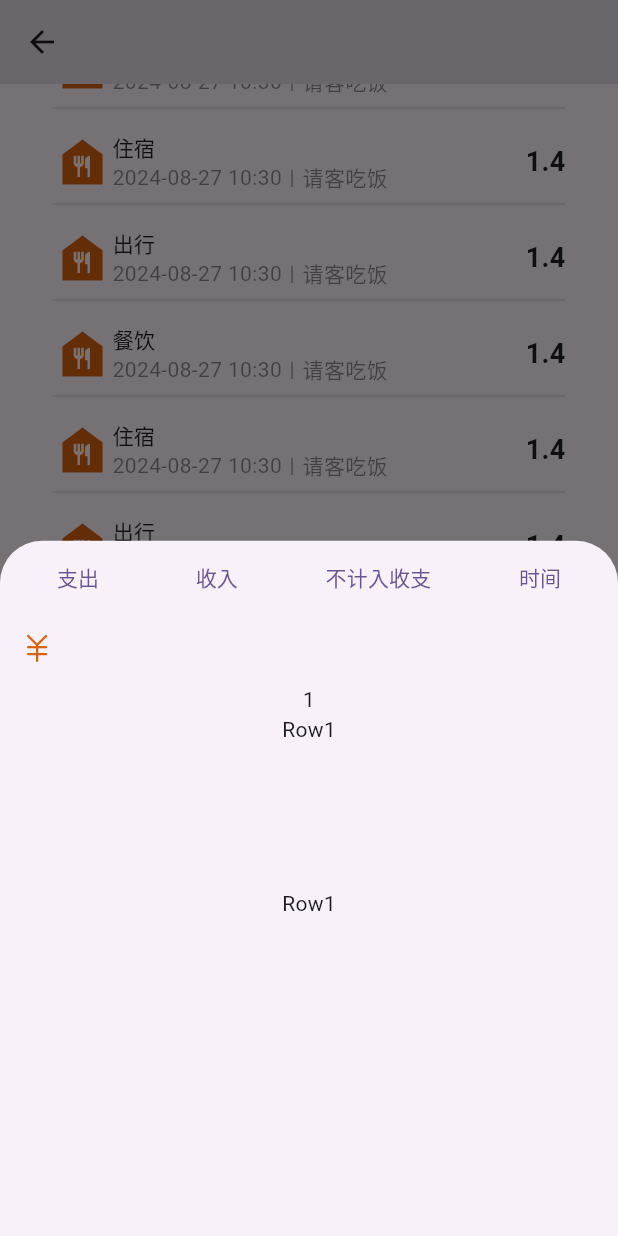
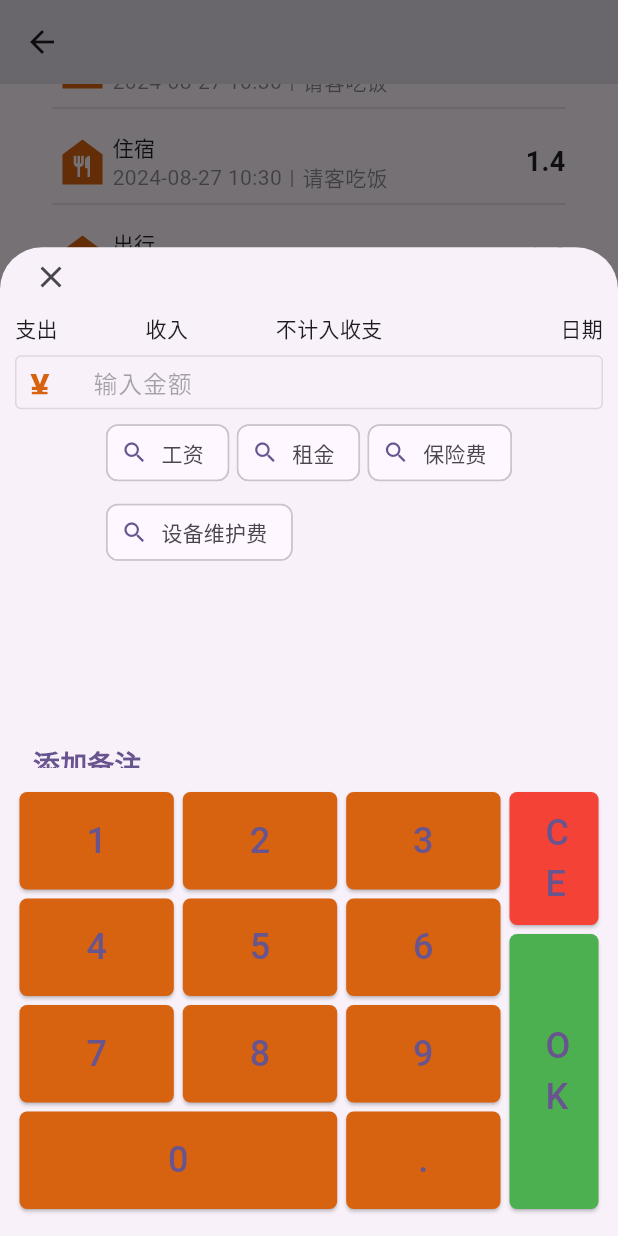
Before and after one commit to MrZhangsun/flutter-valuable, a Flutter app: the CreateBusinssPage screen opened directly with empty values, scrolled down 244 dp, after a tap on "添加", on a phone screen of 412 x 824 dp. Run offline on Flutter 3.47's test engine with Material 3 defaults, Android fonts, the phone set to English and light mode, and no system bars; our stand-ins replace drift, drift_sqflite, logger; accounts and stored records are empty; generated files the repository leaves out were written again.

Commit message:
添加备注

```diff
--- a/lib/features/keyboard.dart
+++ b/lib/features/keyboard.dart
@@ -4,9 +4,6 @@ import 'package:logger/logger.dart';
 
 final _logger = Logger();
 
-void main() {
-  runApp(const MaterialApp(home: NumericKeypad()));
-}
 
 class NumericKeypad extends StatefulWidget {
   const NumericKeypad({super.key});
@@ -16,11 +13,13 @@ class NumericKeypad extends StatefulWidget {
 }
 
 class _NumericKeypadState extends State<NumericKeypad> {
+
   final TextEditingController _controller = TextEditingController();
   final TextEditingController _remarkController = TextEditingController();
 
   static const String ok = 'OK';
   static const String clear = 'CE';
+
   int? _value = 1;
 
   final List<CostCategory> _categories = [
@@ -79,23 +78,22 @@ class _NumericKeypadState extends State<NumericKeypad> {
 
   @override
   Widget build(BuildContext context) {
-    return Scaffold(
-        appBar: AppBar(title: const Text('Numeric Keypad')),
-        body: Padding(
-            padding: const EdgeInsets.all(10),
+    return Center(child: Padding(
+            padding: const EdgeInsets.fromLTRB(10, 0, 10, 15),
             child: Column(
               mainAxisAlignment: MainAxisAlignment.spaceBetween,
               children: [
-                const Expanded(flex: 5, child: Text("data")),
-                const Expanded(
+                Expanded(
                     flex: 1,
                     child: Align(
                         alignment: Alignment.bottomLeft,
-                        child: Icon(Icons.close))),
+                        child: IconButton(onPressed: (){
+                          Navigator.of(context).pop();
+                        }, icon: const Icon(Icons.close)))),
                 const Expanded(
                   flex: 1,
                   child: Row(
-                    mainAxisAlignment: MainAxisAlignment.spaceBetween,
+                    mainAxisAlignment: MainAxisAlignment.start,
                     children: [
                       Expanded(
                           flex: 5,
@@ -154,55 +152,43 @@ class _NumericKeypadState extends State<NumericKeypad> {
                     flex: 1,
                     child: Padding(
                       padding: const EdgeInsets.fromLTRB(0, 0, 0, 5),
-                      child: TextField(
-                        controller: _remarkController,
-                        decoration: const InputDecoration(
-                            labelText: '备注', border: OutlineInputBorder()),
-                        enabled: true,
-                      ),
+                      child: _buildNoteButton(),
                     )),
-                Expanded(
-                    flex: 6,
+                SizedBox(
+                    height: 284,
                     child: Row(
+                      mainAxisAlignment: MainAxisAlignment.spaceAround,
                       children: [
                         Expanded(
-                            flex: 3,
+                            flex: 5,
                             child: Column(
                               mainAxisAlignment: MainAxisAlignment.spaceBetween,
                               children: [
                                 Row(
-                                  mainAxisAlignment:
-                                      MainAxisAlignment.spaceEvenly,
                                   children: [
-                                    _buildButton('1', 1, 55, 60),
-                                    _buildButton('2', 1, 55, 60),
-                                    _buildButton('3', 1, 55, 60),
+                                    _buildButton('1', 1, 65, 90),
+                                    _buildButton('2', 1, 65, 90),
+                                    _buildButton('3', 1, 65, 90),
                                   ],
                                 ),
                                 Row(
-                                  mainAxisAlignment:
-                                      MainAxisAlignment.spaceBetween,
                                   children: [
-                                    _buildButton('4', 1, 55, 90),
-                                    _buildButton('5', 1, 55, 90),
-                                    _buildButton('6', 1, 55, 90),
+                                    _buildButton('4', 1, 65, 90),
+                                    _buildButton('5', 1, 65, 90),
+                                    _buildButton('6', 1, 65, 90),
                                   ],
                                 ),
                                 Row(
-                                  mainAxisAlignment:
-                                      MainAxisAlignment.spaceBetween,
                                   children: [
-                                    _buildButton('7', 1, 55, 90),
-                                    _buildButton('8', 1, 55, 90),
-                                    _buildButton('9', 1, 55, 90),
+                                    _buildButton('7', 1, 65, 90),
+                                    _buildButton('8', 1, 65, 90),
+                                    _buildButton('9', 1, 65, 90),
                                   ],
                                 ),
                                 Row(
-                                  mainAxisAlignment:
-                                      MainAxisAlignment.spaceBetween,
                                   children: [
-                                    _buildButton('0', 2, 55, 90),
-                                    _buildButton('.', 1, 55, 90),
+                                    _buildButton('0', 2, 65, 90),
+                                    _buildButton('.', 1, 65, 90),
                                   ],
                                 )
                               ],
@@ -211,14 +197,56 @@ class _NumericKeypadState extends State<NumericKeypad> {
                             flex: 1,
                             child: Column(
                               children: [
-                                _buildButton(clear, 1, 55, 90),
-                                _buildButton(ok, 2, 55, 90),
+                                _buildButton(clear, 1, 55, 100),
+                                _buildButton(ok, 2, 55, 100),
                               ],
                             ))
                       ],
-                    )),
+                    ))
               ],
-            )));
+            )),);
+  }
+
+  Widget _buildNoteButton() {
+      _logger.i("添加备注");
+    if(_remarkController.text.isEmpty) {
+      return Row(
+          mainAxisAlignment: MainAxisAlignment.start,
+        children: [
+            TextButton(onPressed: (){
+              _showAddNoteDialog();
+              },
+              child: const Align(alignment: Alignment.bottomLeft,
+                child: Text("添加备注", style: TextStyle(fontSize: 18, fontWeight: FontWeight.bold),),)),
+            Text(_remarkController.text, style: const TextStyle(fontSize: 16)),
+          ],);
+    }
+
+    return Row(
+      mainAxisAlignment: MainAxisAlignment.start,
+      children: [
+      Text(_remarkController.text, style: const TextStyle(fontSize: 16)),
+      TextButton(onPressed: (){
+            _showAddNoteDialog();
+          }, child: const Align(alignment: Alignment.bottomLeft,
+          child: Text("修改", style: TextStyle(fontSize: 18, fontWeight: FontWeight.bold),),)),
+    ],);
+  }
+
+  void _showAddNoteDialog() {
+    showDialog(context: context, builder: (context) {
+        return AlertDialog(content: TextField(
+          controller: _remarkController,
+        ), title: const Text("请输入备注:"),
+        actions: [
+          TextButton(onPressed: () {
+            Navigator.of(context).pop();
+            setState(() {
+              _remarkController.text = _remarkController.text;
+            });
+          }, child: const Text("保存"))
+        ],);
+    });
   }
 
   Widget _buildCostCategoryList(CostCategory item) {
@@ -248,7 +276,7 @@ class _NumericKeypadState extends State<NumericKeypad> {
     return Expanded(
         flex: flex,
         child: Padding(
-          padding: const EdgeInsets.all(2),
+          padding: const EdgeInsets.all(3),
           child: SizedBox(
             width: width,
             height: height,
--- a/lib/features/start.dart
+++ b/lib/features/start.dart
@@ -3,6 +3,7 @@ import 'package:flutter/services.dart';
 import 'package:logger/logger.dart';
 import 'package:intl/intl.dart';
 import 'package:valuable/services/constants.dart';
+import 'keyboard.dart';
 
 final _logger = Logger();
 
@@ -239,6 +240,7 @@ class _CreateBusinssPageState extends State<CreateBusinssPage> {
   void _change() {}
   // Add a new cost item
   void _showAddItemBottomSheet() {
+
     showModalBottomSheet(
       context: context,
       builder: (context) {
@@ -247,81 +249,14 @@ class _CreateBusinssPageState extends State<CreateBusinssPage> {
 
         _logger.i("屏幕宽度: $width, 高度: $height");
         return SizedBox(
-          height: height,
-          width: width,
-          child: Column(
-            children: [
-              Expanded(
-                flex: 1,
-                child: SizedBox(
-                  child: Column(
-                    mainAxisAlignment: MainAxisAlignment.spaceBetween,
-                    children: [
-                      Padding(
-                          padding: EdgeInsets.fromLTRB(20, 0, 20, 0),
-                          child: Row(
-                            mainAxisAlignment: MainAxisAlignment.spaceBetween,
-                            children: [
-                              TextButton(
-                                onPressed: () {},
-                                child: Text("支出"),
-                              ),
-                              TextButton(
-                                onPressed: () {},
-                                child: Text("收入"),
-                              ),
-                              TextButton(
-                                onPressed: () {},
-                                child: Text("不计入收支"),
-                              ),
-                              TextButton(
-                                onPressed: () {},
-                                child: Text("时间"),
-                              ),
-                            ],
-                          )),
-                      Row(
-                        mainAxisAlignment: MainAxisAlignment.spaceBetween,
-                        children: [
-                          Expanded(
-                              flex: 1,
-                              child: TextField(
-                                decoration: InputDecoration(
-                                  prefixIcon: Icon(
-                                    IconFont.rmb,
-                                    color: AppColors.iconColor,
-                                  ), // 搜索图标
-                                  border: InputBorder.none, // 移除默认边框
-                                  contentPadding: const EdgeInsets.symmetric(
-                                      horizontal: 16.0), // 设置内边距
-                                ),
-                                onChanged: (value) {},
-                              ))
-                        ],
-                      ),
-                      Text("1"),
-                    ],
-                  ),
-                ),
-              ),
-              Expanded(
-                flex: 1,
-                child: Text("Row1"),
-              ),
-              Expanded(
-                flex: 2,
-                child: Text("Row1"),
-              ),
-            ],
-          ),
+          height: height * 0.8,
+          width: double.infinity,
+          child: const NumericKeypad(),
         );
       },
 
-      isDismissible: true,
-      // shape: RoundedRectangleBorder()
-      // shape: const RoundedRectangleBorder(
-      //     borderRadius: BorderRadius.vertical(top: Radius.circular(16.0))),
-      // backgroundColor: const Color.fromARGB(0, 223, 36, 208)
+      isDismissible: false,
+      isScrollControlled: true,
     );
     setState(() {
       // _costs.add(CostItem());
```
